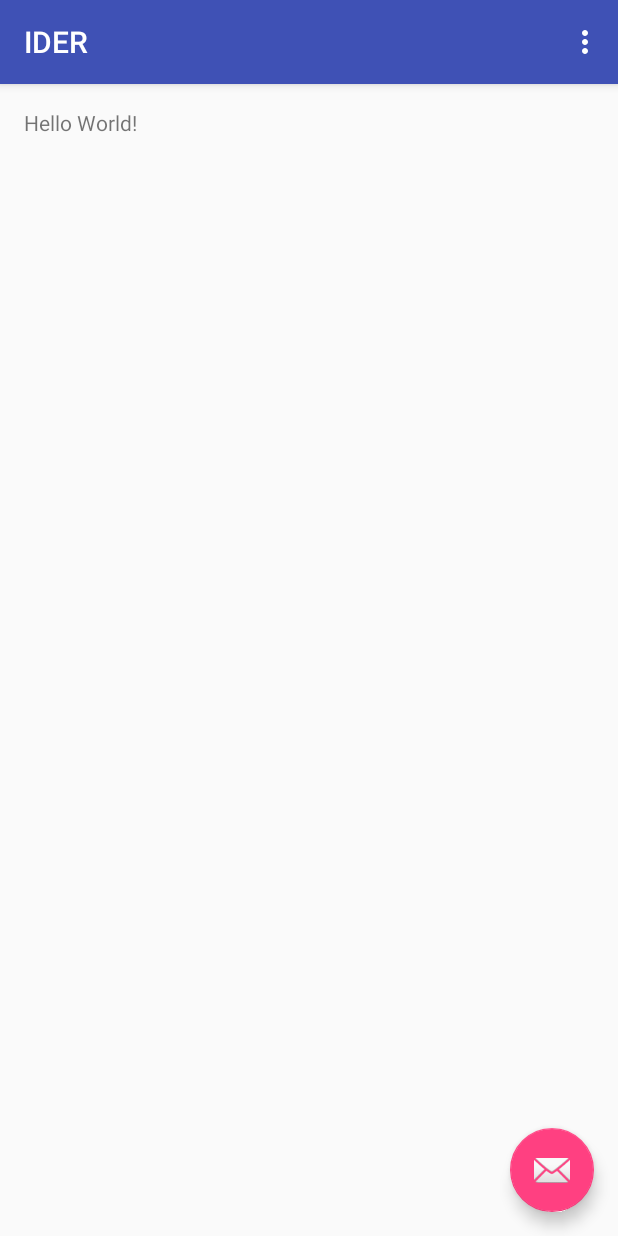
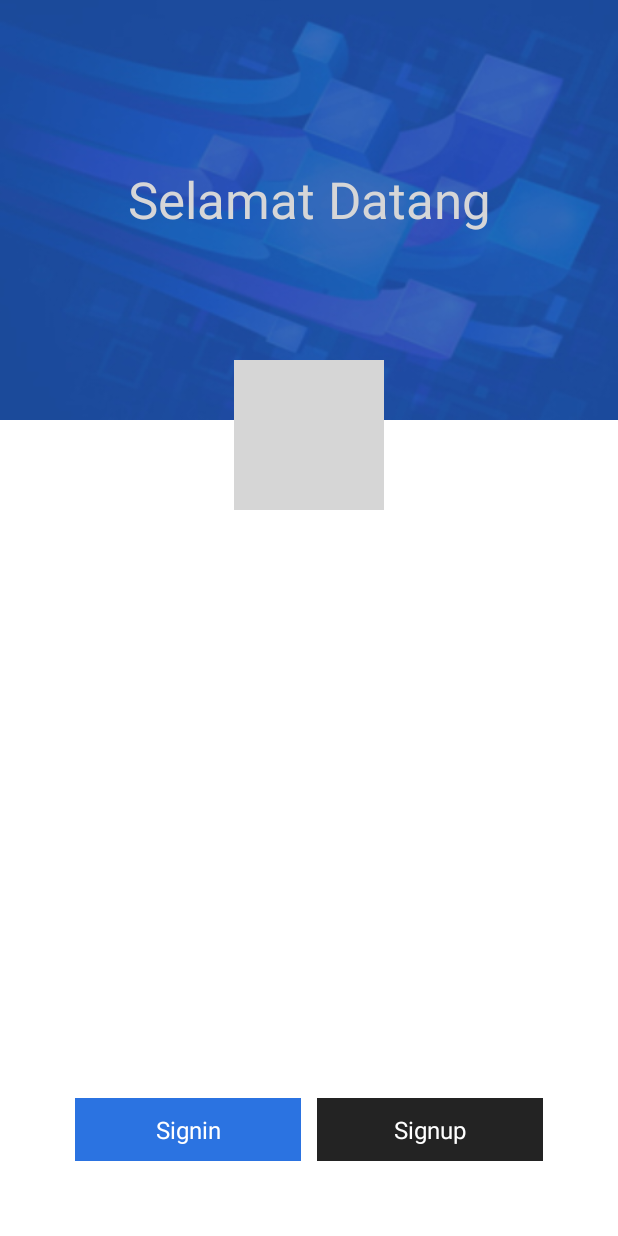
Before and after one commit to ArieRS/IDER, an Android app: the screen it shows after launch (MainActivity), on a phone screen of 412 x 824 dp. Run offline under Robolectric (Android 15) with nearby library versions, the phone set to English and light mode, and no system bars; 1 statement that could not run was skipped; grey boxes are pictures that could not be loaded.

Commit message:
UI Login

```diff
--- a/app/src/main/res/layout/activity_main.xml
+++ b/app/src/main/res/layout/activity_main.xml
@@ -1,35 +1,106 @@
 <?xml version="1.0" encoding="utf-8"?>
-<android.support.design.widget.CoordinatorLayout
-    xmlns:android="http://schemas.android.com/apk/res/android"
-    xmlns:app="http://schemas.android.com/apk/res-auto"
-    xmlns:tools="http://schemas.android.com/tools"
-    android:layout_width="match_parent"
-    android:layout_height="match_parent"
-    android:fitsSystemWindows="true"
-    tools:context="jti46.ider.MainActivity">
+<RelativeLayout xmlns:android="http://schemas.android.com/apk/res/android"
+                xmlns:tools="http://schemas.android.com/tools"
+                android:layout_width="match_parent"
+                android:layout_height="match_parent"
+                android:background="#fff"
+                tools:context=".MainActivity">
 
-    <android.support.design.widget.AppBarLayout
+    <FrameLayout
+        android:layout_width="match_parent"
+        android:layout_height="280dp"
+        android:background="@drawable/background_login">
+    </FrameLayout>
+
+    <TextView
+        android:id="@+id/head"
+        android:layout_width="match_parent"
         android:layout_height="wrap_content"
+        android:layout_marginTop="110dp"
+        android:gravity="center"
+        android:text="Selamat Datang"
+        android:textColor="@color/colorwhite"
+        android:textSize="34dp"/>
+
+    <ImageView
+        android:layout_width="100dp"
+        android:layout_height="100dp"
+        android:layout_centerHorizontal="true"
+        android:layout_gravity="center"
+        android:layout_marginTop="240dp"
+        android:src="@drawable/logo_ider2"
+        android:background="@color/colorhint"/>
+
+    <LinearLayout
+
+        android:id="@+id/logo"
         android:layout_width="match_parent"
-        android:theme="@style/AppTheme.AppBarOverlay">
+        android:layout_height="wrap_content"
+        android:layout_marginTop="140dp"
+        android:orientation="vertical">
 
-        <android.support.v7.widget.Toolbar
-            android:id="@+id/toolbar"
+    </LinearLayout>
+
+    <LinearLayout
+        android:id="@+id/linear"
+        android:layout_width="match_parent"
+        android:layout_height="wrap_content"
+        android:layout_alignParentBottom="true"
+        android:orientation="vertical"
+        android:paddingBottom="50dp">
+
+
+        <TextView
             android:layout_width="match_parent"
-            android:layout_height="?attr/actionBarSize"
-            android:background="?attr/colorPrimary"
-            app:popupTheme="@style/AppTheme.PopupOverlay" />
+            android:layout_height="match_parent"
+            android:gravity="center"
+            android:lines="1"
+            android:text=""
+            android:textColor="@color/colorhint"
 
-    </android.support.design.widget.AppBarLayout>
+            />
 
-    <include layout="@layout/content_main"/>
+        <TextView
+            android:layout_width="match_parent"
+            android:layout_height="match_parent"
+            android:gravity="center"
+            android:lines="2"
+            android:paddingBottom="21dp"
+            android:text=""
+            android:textColor="@color/colorhint"/>
 
-    <android.support.design.widget.FloatingActionButton
-        android:id="@+id/fab"
-        android:layout_width="wrap_content"
-        android:layout_height="wrap_content"
-        android:layout_gravity="bottom|end"
-        android:layout_margin="@dimen/fab_margin"
-        app:srcCompat="@android:drawable/ic_dialog_email" />
+        <LinearLayout
+            android:layout_width="match_parent"
+            android:layout_height="wrap_content"
+            android:layout_marginLeft="50dp"
+            android:layout_marginRight="50dp"
+            android:orientation="horizontal">
 
-</android.support.design.widget.CoordinatorLayout>
+            <TextView
+                android:id="@+id/signin"
+                android:layout_width="match_parent"
+                android:layout_height="wrap_content"
+                android:layout_marginRight="5dp"
+                android:layout_weight="1"
+                android:background="#2b73e1"
+                android:gravity="center"
+                android:padding="10dp"
+                android:text="Signin"
+                android:textColor="#fff"
+                android:textSize="16dp"/>
+
+            <TextView
+                android:id="@+id/Signup"
+                android:layout_width="match_parent"
+                android:layout_height="wrap_content"
+                android:layout_marginLeft="5dp"
+                android:layout_weight="1"
+                android:background="#232323"
+                android:gravity="center"
+                android:padding="10dp"
+                android:text="Signup"
+                android:textColor="#fff"
+                android:textSize="16dp"/>
+        </LinearLayout>
+    </LinearLayout>
+</RelativeLayout>
--- /dev/null
+++ b/app/src/main/res/layout/activity_main1.xml
@@ -0,0 +1,35 @@
+<?xml version="1.0" encoding="utf-8"?>
+<android.support.design.widget.CoordinatorLayout
+    xmlns:android="http://schemas.android.com/apk/res/android"
+    xmlns:app="http://schemas.android.com/apk/res-auto"
+    xmlns:tools="http://schemas.android.com/tools"
+    android:layout_width="match_parent"
+    android:layout_height="match_parent"
+    android:fitsSystemWindows="true"
+    tools:context="jti46.ider.MainActivity">
+
+    <android.support.design.widget.AppBarLayout
+        android:layout_width="match_parent"
+        android:layout_height="wrap_content"
+        android:theme="@style/AppTheme.AppBarOverlay">
+
+        <android.support.v7.widget.Toolbar
+            android:id="@+id/toolbar"
+            android:layout_width="match_parent"
+            android:layout_height="?attr/actionBarSize"
+            android:background="?attr/colorPrimary"
+            app:popupTheme="@style/AppTheme.PopupOverlay"/>
+
+    </android.support.design.widget.AppBarLayout>
+
+    <include layout="@layout/content_main"/>
+
+    <android.support.design.widget.FloatingActionButton
+        android:id="@+id/fab"
+        android:layout_width="wrap_content"
+        android:layout_height="wrap_content"
+        android:layout_gravity="bottom|end"
+        android:layout_margin="@dimen/fab_margin"
+        app:srcCompat="@android:drawable/ic_dialog_email"/>
+
+</android.support.design.widget.CoordinatorLayout>
```
Also changed, not shown: app/src/main/res/drawable/background_login.jpg (added), app/src/main/res/drawable/logo_ider.png (added), app/src/main/res/drawable/logo_ider2.png (added), app/src/main/res/drawable/logo_ider3.png (added).
